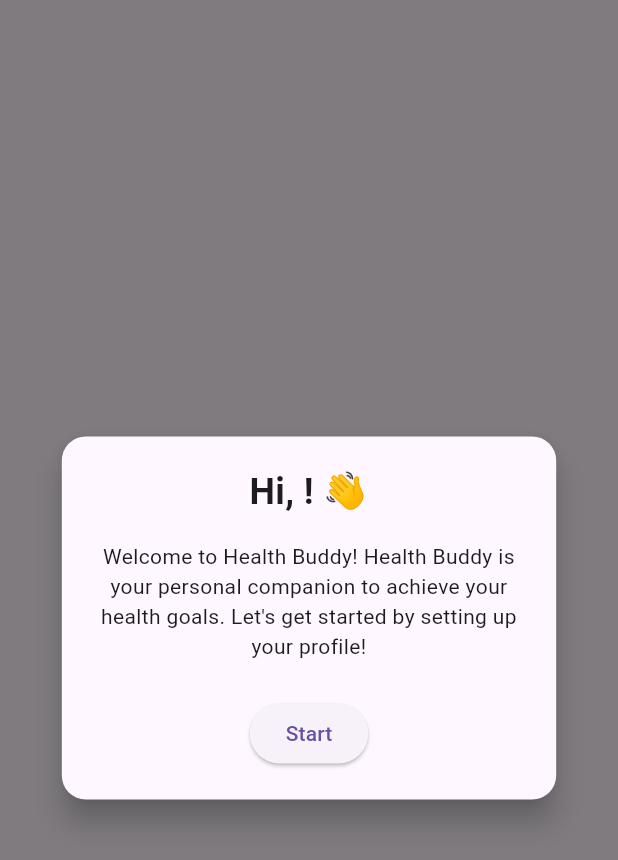
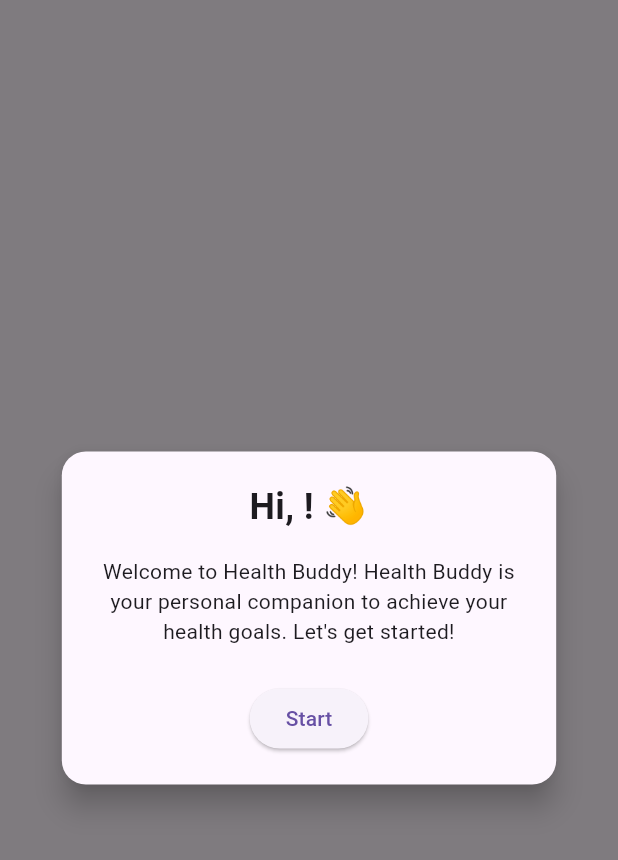
Before and after one commit to p0205/health_buddy, a Flutter app: the GreetingOverlay widget shown alone on an empty page, opened directly with empty values, on a phone screen of 412 x 824 dp. Shown: the top 860 px of the screen. Run offline on Flutter 3.47's test engine with Material 3 defaults, Android fonts, the phone set to English and light mode, and no system bars; our stand-ins replace azlistview, dio, dotted_border, easy_date_timeline, equatable, file_picker and 5 more; missing offline and left inert: dart:ffi, restart_app, survey_kit; accounts and stored records are empty.

Commit message:
new user guidance minor issue

```diff
--- a/lib/newUserGuide/greeting/greeting.dart
+++ b/lib/newUserGuide/greeting/greeting.dart
@@ -26,7 +26,7 @@
                 mainAxisSize: MainAxisSize.min,
                 children: [
                   Text(
-                    "Hi, $userName! 👋",
+                    "Hi, ${userName.split(' ').first}! 👋",
                     style: TextStyle(
                       fontSize: 24,
                       fontWeight: FontWeight.bold,
@@ -35,7 +35,7 @@
                   ),
                   const SizedBox(height: 16),
                   Text(
-                    "Welcome to Health Buddy! Health Buddy is your personal companion to achieve your health goals. Let's get started by setting up your profile!",
+                    "Welcome to Health Buddy! Health Buddy is your personal companion to achieve your health goals. Let's get started!",
                     textAlign: TextAlign.center,
                   ),
                   const SizedBox(height: 24),
--- a/lib/newUserGuide/guiding/guiding_dashboard.dart
+++ b/lib/newUserGuide/guiding/guiding_dashboard.dart
@@ -81,7 +81,7 @@
                         Padding(
                           padding: const EdgeInsets.only(top: 35.0, bottom: 16.0),
                           child: Text(
-                            "Welcome Back, $username",
+                            "Welcome Back, ${context.read<UserBloc>().state.user?.name?.split(' ').first ?? 'User'}!",
                             style: TextStyle(
                               fontFamily: 'Itim',
                               fontSize: 25,
--- a/lib/newUserGuide/guiding/guiding_side_bar.dart
+++ b/lib/newUserGuide/guiding/guiding_side_bar.dart
@@ -26,6 +26,7 @@
 class _GuidingSideBarState extends State<GuidingSideBarWidget> {
 
   final GlobalKey _homeKey = GlobalKey();
+  final GlobalKey _profileKey = GlobalKey();
   final GlobalKey _scheduleKey = GlobalKey();
   final GlobalKey _calsIntakeKey = GlobalKey();
   final GlobalKey _calsBurntKey = GlobalKey();
@@ -38,7 +39,7 @@
     //Start showcase view after current widget frames are drawn.
     WidgetsBinding.instance.addPostFrameCallback(
           (_) => ShowCaseWidget.of(context).startShowCase(
-          [_homeKey, _scheduleKey, _calsIntakeKey, _calsBurntKey, _performanceKey, _assessmentKey]),
+          [_homeKey, _profileKey, _scheduleKey, _calsIntakeKey, _calsBurntKey, _performanceKey, _assessmentKey]),
     );
   }
 
@@ -66,7 +67,7 @@
             ),
           ),
           Showcase(
-            key: _homeKey,
+            key: _profileKey,
             description: "Manage your profile here.",
             child: ListTile(
               leading: const Icon(Icons.person),
```
